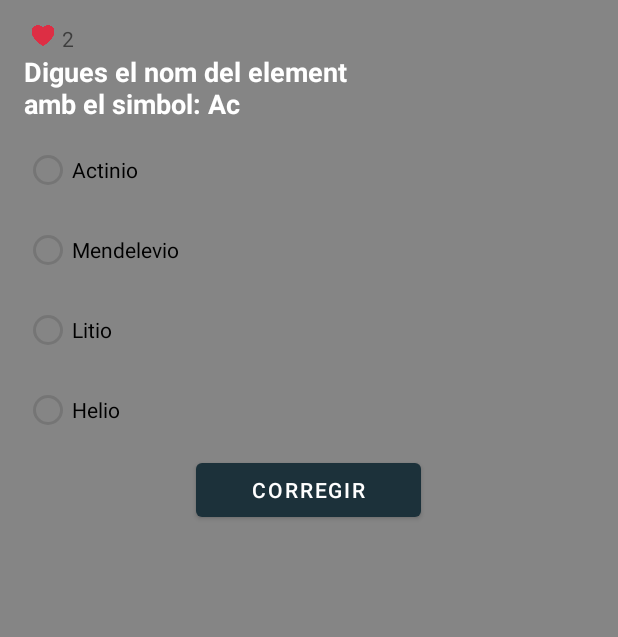
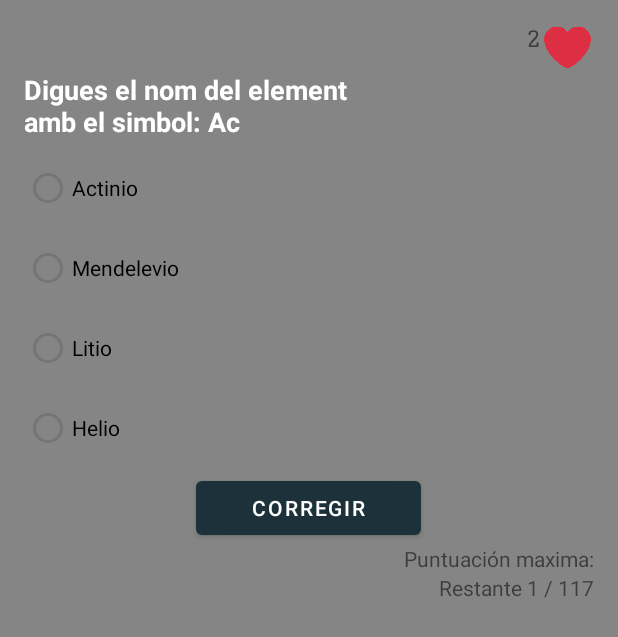
Before and after one commit to TheHypnoo/TablaPeriodica, an Android app: the Game screen opened directly, with no data from a screen before it, after a tap on "CORREGIR", on a phone screen of 412 x 824 dp. Shown: the top 637 px of the screen. Run offline under Robolectric (Android 15) with nearby library versions, the phone set to English and light mode, and no system bars.

Commit message:
a falta de Guardar la puntuación, juego hecho!

```diff
--- a/app/src/main/java/com/sergigonzalez/tablaperiodica/Game.java
+++ b/app/src/main/java/com/sergigonzalez/tablaperiodica/Game.java
@@ -2,14 +2,20 @@
 
 import androidx.appcompat.app.AppCompatActivity;
 
+import android.app.Activity;
+import android.content.Context;
 import android.content.Intent;
+import android.content.SharedPreferences;
 import android.os.Bundle;
+import android.os.Handler;
 import android.view.Window;
 import android.widget.Button;
 import android.widget.RadioButton;
 import android.widget.RadioGroup;
 import android.widget.TextView;
 import android.widget.Toast;
+
+import java.lang.ref.WeakReference;
 
 public class Game extends AppCompatActivity {
     TextView enunciadoJuego;
@@ -19,8 +25,12 @@
     RadioButton bt_radio3;
     RadioButton bt_radio4;
     Button bt_corregir;
+    int Puntuacion;
+    TextView PuntMaximo;
+    TextView Restate;
     int elementActual = 0;
     int vida = 3;
+    Handler handler = new Handler();
 
     @Override
     protected void onCreate(Bundle savedInstanceState) {
@@ -42,11 +52,14 @@
         bt_radio3 = findViewById(R.id.bt_radio3);
         bt_radio4 = findViewById(R.id.bt_radio4);
         bt_corregir = findViewById(R.id.bt_corregir);
+        PuntMaximo = findViewById(R.id.PuntMaximo);
+        Restate = findViewById(R.id.Restante);
     }
+
 
     public void mostrarPreguntaActual(){
         String infoDePregunta = "Digues el nom del element\namb el simbol: "+allElementos.ArrElemento[elementActual].getSimbolo();
-        //simbolPregunta.setText(allElementos.ArrElemento[elementActual].getSimbol());
+        Restate.setText("Restante "+elementActual+" / 117");
         enunciadoJuego.setText(infoDePregunta);
         int numAux = (int) (Math.random()*4+1);
         muestraVidas.setText(String.valueOf(vida));
@@ -91,6 +104,8 @@
         desm.clearCheck();
     }
     public void validarYPassarseguent() {
+        SharedPreferences sharedpreferences = getSharedPreferences("Puntuacion", Context.MODE_PRIVATE);
+        SharedPreferences.Editor editor = sharedpreferences.edit();
         //Obtenim resultat del usuari.
         int resultatSeleccionat = -1;
         if (bt_radio1.isChecked()) {
@@ -113,32 +128,66 @@
         desmarcador();
         // guarda si es correcta o no
         if (resultatSeleccionat != -1) {
+            String Puntua = sharedpreferences.getString("Puntuacion", "0");
+
+            Puntuacion++;
+            Integer.parseInt(String.valueOf(Puntuacion));
+            if(Integer.parseInt(Puntua) > Puntuacion) {
+                PuntMaximo.setText("Puntuación maxima: "+ Puntua);
+            } else {
+                System.out.println("Más pequeño");
+            }
+
             Toast.makeText(Game.this, "Molt be!! element encertat!!", Toast.LENGTH_SHORT).show();
             elementActual++;
             if (elementActual < 117) {
-                mostrarPreguntaActual();
+                handler.postDelayed(new Runnable() {
+                    @Override
+                    public void run() {
+                        mostrarPreguntaActual();
+                    }
+                }, 350);
             } else {
                 System.out.println("Has acabado");
             }
         } else {
             elementActual++;
             if (elementActual < 117) {
-                mostrarPreguntaActual();
+                handler.postDelayed(new Runnable() {
+                    @Override
+                    public void run() {
+                        mostrarPreguntaActual();
+                    }
+                }, 350);
             } else {
                 System.out.println("Has acabado");
             }
             Integer.parseInt(String.valueOf(vida));
             vida--;
-            muestraVidas.setText(String.valueOf(vida));
-            Toast.makeText(Game.this, "Te quedan "+vida+"vidas", Toast.LENGTH_SHORT).show();
+            if(vida < 3 && vida > 1) {
+                Toast.makeText(Game.this, "Te queda "+vida+" vidas", Toast.LENGTH_SHORT).show();
+            } else if(vida == 1) {
+                Toast.makeText(Game.this, "Cuidado te queda solamente "+vida+" vida!", Toast.LENGTH_SHORT).show();
+            }
+
+
 
             if(vida == 0) {
-                Toast.makeText(Game.this, "Se ha finalizado!", Toast.LENGTH_SHORT).show();
-                finish();
+                Toast.makeText(Game.this, "Te has quedado sin vidas!", Toast.LENGTH_SHORT).show();
+                handler.postDelayed(new Runnable() {
+                    @Override
+                    public void run() {
+                        finish();
+                    }
+                }, 850);
+
             }
         }
+        editor.putString("Puntuacion", String.valueOf(Puntuacion));
+        editor.commit();
     }
-/*
+
+    /*
     public void Game(){
         int ArrPos = (int)Math.floor(Math.random()*(-(116 + 0))+(116));
         int ArrPos2 = (int)Math.floor(Math.random()*(-(116 + 0))+(116));
--- a/app/src/main/res/layout/activity_game.xml
+++ b/app/src/main/res/layout/activity_game.xml
@@ -24,18 +24,23 @@
         <LinearLayout
             android:layout_width="wrap_content"
             android:layout_height="wrap_content"
+            android:layout_gravity="right"
             android:orientation="horizontal">
-
-            <ImageView
-                android:id="@+id/imageView2"
-                android:layout_width="25dp"
-                android:layout_height="15dp"
-                app:srcCompat="@mipmap/corazon" />
 
             <TextView
                 android:id="@+id/Vidas"
                 android:layout_width="wrap_content"
-                android:layout_height="wrap_content" />
+                android:layout_height="wrap_content"
+                android:fontFamily="serif-monospace"
+                android:textSize="18sp"
+                android:textStyle="bold" />
+
+            <ImageView
+                android:id="@+id/imageView2"
+                android:layout_width="35dp"
+                android:layout_height="31dp"
+                app:srcCompat="@mipmap/corazon" />
+
         </LinearLayout>
 
         <TextView
@@ -54,7 +59,7 @@
         <RadioGroup
             android:id="@+id/grupoBotones"
             android:layout_width="match_parent"
-            android:layout_height="match_parent">
+            android:layout_height="wrap_content">
 
             <RadioButton
                 android:id="@+id/bt_radio1"
@@ -99,6 +104,40 @@
                 android:layout_gravity="center"
                 android:text="Corregir"
                 android:textColor="#FFFFFF" />
+
         </RadioGroup>
+
+        <LinearLayout
+            android:layout_width="match_parent"
+            android:layout_height="match_parent"
+            android:layout_gravity="right"
+            android:orientation="horizontal">
+
+            <LinearLayout
+                android:layout_width="match_parent"
+                android:layout_height="wrap_content"
+                android:layout_gravity="right"
+                android:layout_weight="1"
+                android:orientation="vertical">
+
+                <TextView
+                    android:id="@+id/PuntMaximo"
+                    android:layout_width="wrap_content"
+                    android:layout_height="wrap_content"
+                    android:layout_gravity="right"
+                    android:layout_weight="1"
+                    android:text="Puntuación maxima:" />
+
+                <TextView
+                    android:id="@+id/Restante"
+                    android:layout_width="wrap_content"
+                    android:layout_height="wrap_content"
+                    android:layout_gravity="right"
+                    android:layout_weight="1"
+                    android:text="Restante:" />
+            </LinearLayout>
+
+        </LinearLayout>
+
     </LinearLayout>
 </androidx.constraintlayout.widget.ConstraintLayout>
```
